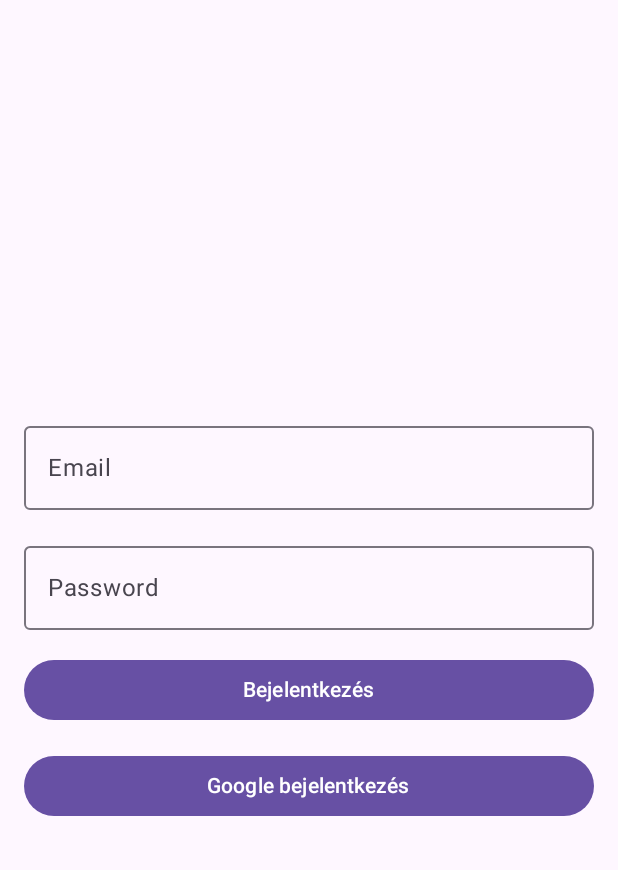
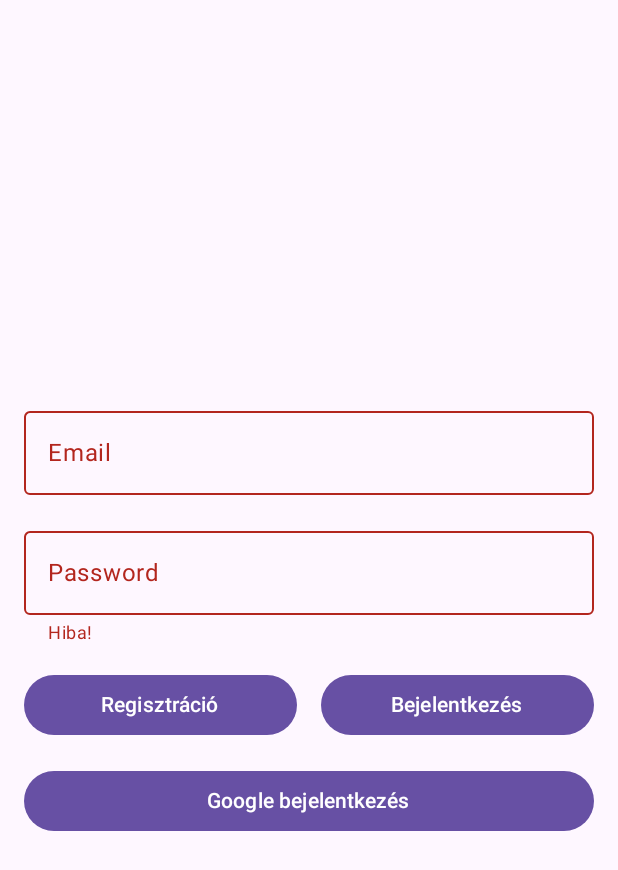
Before and after one commit to WholesomeWare/MultiplayerSudoku, an Android app built with Jetpack Compose: the screen it shows after launch (LoginActivity), after a tap on "Bejelentkezés", on a phone screen of 412 x 824 dp. Shown: the top 870 px of the screen. Run offline under Robolectric (Android 15) with nearby library versions, the phone set to English and light mode, and no system bars; our stand-ins replace Firebase (no records; nobody signed in at launch, a user with empty details on screens opened directly); 1 other tap on this screen came first.

Commit message:
Belépés

```diff
--- a/app/src/main/AndroidManifest.xml
+++ b/app/src/main/AndroidManifest.xml
@@ -1,6 +1,8 @@
 <?xml version="1.0" encoding="utf-8"?>
 <manifest xmlns:android="http://schemas.android.com/apk/res/android"
     xmlns:tools="http://schemas.android.com/tools">
+
+    <uses-permission android:name="android.permission.INTERNET" />
 
     <application
         android:allowBackup="true"
--- a/app/src/main/java/com/wholesomeware/multiplayersudoku/LoginActivity.kt
+++ b/app/src/main/java/com/wholesomeware/multiplayersudoku/LoginActivity.kt
@@ -1,10 +1,12 @@
 package com.wholesomeware.multiplayersudoku
 
+import android.content.Intent
 import android.os.Bundle
 import androidx.activity.ComponentActivity
 import androidx.activity.compose.setContent
 import androidx.compose.foundation.layout.Arrangement
 import androidx.compose.foundation.layout.Column
+import androidx.compose.foundation.layout.Row
 import androidx.compose.foundation.layout.fillMaxSize
 import androidx.compose.foundation.layout.fillMaxWidth
 import androidx.compose.foundation.layout.padding
@@ -23,6 +25,7 @@ import androidx.compose.ui.Modifier
 import androidx.compose.ui.text.input.PasswordVisualTransformation
 import androidx.compose.ui.tooling.preview.Preview
 import androidx.compose.ui.unit.dp
+import com.wholesomeware.multiplayersudoku.firebase.Auth
 import com.wholesomeware.multiplayersudoku.ui.theme.MultiplayerSudokuTheme
 
 class LoginActivity : ComponentActivity() {
@@ -39,6 +42,7 @@ class LoginActivity : ComponentActivity() {
         MultiplayerSudokuTheme {
             var email by remember { mutableStateOf("") }
             var password by remember { mutableStateOf("") }
+            var errorMessage by remember { mutableStateOf("") }
 
             //TODO: UI kinda kész, még egy regisztrálás gomb kellene csak mindenképp.
             // (meg ki lehet egészíteni itt is játék névvel meg ikonokkal, stb.)
@@ -64,7 +68,8 @@ class LoginActivity : ComponentActivity() {
                             .padding(8.dp),
                         value = email,
                         onValueChange = { email = it },
-                        label = { Text("Email") }
+                        label = { Text("Email") },
+                        isError = errorMessage.isNotBlank(),
                     )
 
                     OutlinedTextField(
@@ -75,18 +80,49 @@ class LoginActivity : ComponentActivity() {
                         onValueChange = { password = it },
                         label = { Text("Password") },
                         visualTransformation = PasswordVisualTransformation(),
+                        supportingText = {Text(errorMessage)},
+                        isError = errorMessage.isNotBlank(),
                     )
+                    Row(){
+                        Button(
+                            modifier = Modifier
+                                .weight(1f)
+                                .padding(8.dp),
+                            onClick = {
+                                Auth.registerWithEmailAndPassword(email, password) {
+                                    if(it){
+                                        startActivity(Intent(this@LoginActivity, MainActivity::class.java))
+                                        finish()
+                                    }
+                                    else{
+                                        errorMessage = "Hiba!"
+                                    }
+                                }
+                            },
+                        ) {
+                            Text("Regisztráció")
+                        }
 
                         Button(
                             modifier = Modifier
-                            .fillMaxWidth()
+                                .weight(1f)
                                 .padding(8.dp),
                             onClick = {
-                            /*TODO Auth függvény meghívása*/
+                                Auth.signInWithEmailAndPassword(email, password) {
+                                    if(it){
+                                        startActivity(Intent(this@LoginActivity, MainActivity::class.java))
+                                        finish()
+                                    }
+                                    else{
+                                        errorMessage = "Hiba!"
+                                    }
+                                }
                             },
                         ) {
                             Text("Bejelentkezés")
                         }
+                    }
+
 
 
                     Button(
--- a/app/src/main/java/com/wholesomeware/multiplayersudoku/MainActivity.kt
+++ b/app/src/main/java/com/wholesomeware/multiplayersudoku/MainActivity.kt
@@ -2,6 +2,7 @@ package com.wholesomeware.multiplayersudoku
 
 import android.content.Intent
 import android.os.Bundle
+import android.util.Log
 import androidx.activity.ComponentActivity
 import androidx.activity.compose.setContent
 import androidx.compose.foundation.BorderStroke
@@ -14,16 +15,27 @@ import androidx.compose.foundation.layout.height
 import androidx.compose.foundation.layout.padding
 import androidx.compose.foundation.layout.size
 import androidx.compose.foundation.layout.width
+import androidx.compose.material.icons.Icons
+import androidx.compose.material.icons.filled.MoreVert
 import androidx.compose.material3.CardDefaults
+import androidx.compose.material3.CenterAlignedTopAppBar
+import androidx.compose.material3.DropdownMenu
+import androidx.compose.material3.DropdownMenuItem
+import androidx.compose.material3.ElevatedCard
+import androidx.compose.material3.ExperimentalMaterial3Api
+import androidx.compose.material3.Icon
+import androidx.compose.material3.IconButton
 import androidx.compose.material3.MaterialTheme
 import androidx.compose.material3.OutlinedButton
 import androidx.compose.material3.OutlinedCard
 import androidx.compose.material3.OutlinedTextField
 import androidx.compose.material3.Surface
 import androidx.compose.material3.Text
+import androidx.compose.material3.TopAppBarDefaults
 import androidx.compose.runtime.Composable
 import androidx.compose.runtime.getValue
 import androidx.compose.runtime.mutableStateOf
+import androidx.compose.runtime.remember
 import androidx.compose.runtime.saveable.rememberSaveable
 import androidx.compose.runtime.setValue
 import androidx.compose.ui.Alignment
@@ -47,44 +59,67 @@ class MainActivity : ComponentActivity() {
     }
 
     private fun openLoginIfNeeded() {
-        if (!Auth.isSignedIn) {
+        if (Auth.getCurrentUser() == null) {
             startActivity(Intent(this, LoginActivity::class.java))
+            finish()
         }
     }
 
+    @OptIn(ExperimentalMaterial3Api::class)
     @Preview
     @Composable
     private fun MainScreen() {
         MultiplayerSudokuTheme {
             //TODO: Szépítgetés, kijelentkezés lehetőség
 
+            var isMenuOpen by remember { mutableStateOf(false) }
+
             // Ez a surface az alkalmazás háttere. Ennek a belsejébe rakd az elemeket.
             Surface(
                 modifier = Modifier.fillMaxSize(),
                 color = MaterialTheme.colorScheme.background
             ) {
-                Column(
-                    horizontalAlignment = Alignment.CenterHorizontally,
-                    modifier = Modifier
-                        .fillMaxSize()
-                        .padding(top = 50.dp)
-                ) {
-                    Text(
-                        text = "Sudoku",
-                        fontSize = 30.sp
+                Column {
+                    CenterAlignedTopAppBar(
+                        title = {
+                            Text(text = "Sudoku")
+                        },
+                        navigationIcon = {
+                            //TODO: app icon
+                        },
+                        actions = {
+                            IconButton(onClick = { isMenuOpen = true }) {
+                                Icon(
+                                    imageVector = Icons.Default.MoreVert,
+                                    contentDescription = "Localized description"
+                                )
+                                DropdownMenu(
+                                    expanded = isMenuOpen,
+                                    onDismissRequest = { isMenuOpen = false }
+                                ) {
+                                    DropdownMenuItem(
+                                        text = { Text(text = "Kijelentkezés") },
+                                        onClick = {
+                                            Auth.signOut()
+                                            startActivity(Intent(this@MainActivity, LoginActivity::class.java))
+                                            finish()
+                                        }
+                                    )
+                                }
+                            }
+                        },
                     )
                 }
                 Column(
                     horizontalAlignment = Alignment.CenterHorizontally,
                     verticalArrangement = Arrangement.Center,
-                    modifier = Modifier.fillMaxSize()
+                    modifier = Modifier.fillMaxSize(),
                 ) {
                     Row {
-                        OutlinedCard(
+                        ElevatedCard(
                             colors = CardDefaults.cardColors(
                                 containerColor = MaterialTheme.colorScheme.surface,
                             ),
-                            border = BorderStroke(1.dp, Color.Black),
                             modifier = Modifier
                                 .size(width = 180.dp, height = 200.dp)
                         ) {
@@ -105,11 +140,10 @@ class MainActivity : ComponentActivity() {
 
                         Spacer(modifier = Modifier.width(16.dp))
 
-                        OutlinedCard(
+                        ElevatedCard(
                             colors = CardDefaults.cardColors(
                                 containerColor = MaterialTheme.colorScheme.surface,
                             ),
-                            border = BorderStroke(1.dp, Color.Black),
                             modifier = Modifier
                                 .size(width = 180.dp, height = 200.dp)
                         ) {
--- a/app/src/main/java/com/wholesomeware/multiplayersudoku/firebase/Auth.kt
+++ b/app/src/main/java/com/wholesomeware/multiplayersudoku/firebase/Auth.kt
@@ -11,12 +11,7 @@ class Auth {
         /**
          * Az aktuálisan bejelentkezett felhasználó. Ha nincs bejelentkezett felhasználó, akkor `null`.
          */
-        val currentUser = auth.currentUser
-
-        /**
-         * Igaz, ha van bejelentkezett felhasználó, egyébként hamis.
-         */
-        val isSignedIn= currentUser != null
+        fun getCurrentUser() = auth.currentUser
 
         /**
          * Regisztrál egy új felhasználót email cím és jelszó alapján.
@@ -29,6 +24,10 @@ class Auth {
             password: String,
             onResult: (Boolean) -> Unit,
         ) {
+            if (email.isBlank() || password.isBlank()) {
+                onResult(false)
+                return
+            }
             auth.createUserWithEmailAndPassword(email, password)
                 .addOnCompleteListener {
                     onResult(it.isSuccessful)
@@ -46,6 +45,10 @@ class Auth {
             password: String,
             onResult: (Boolean) -> Unit,
         ) {
+            if (email.isBlank() || password.isBlank()) {
+                onResult(false)
+                return
+            }
             auth.signInWithEmailAndPassword(email, password)
                 .addOnCompleteListener {
                     onResult(it.isSuccessful)
```
Lines whose indentation alone changed are shown as unchanged.
